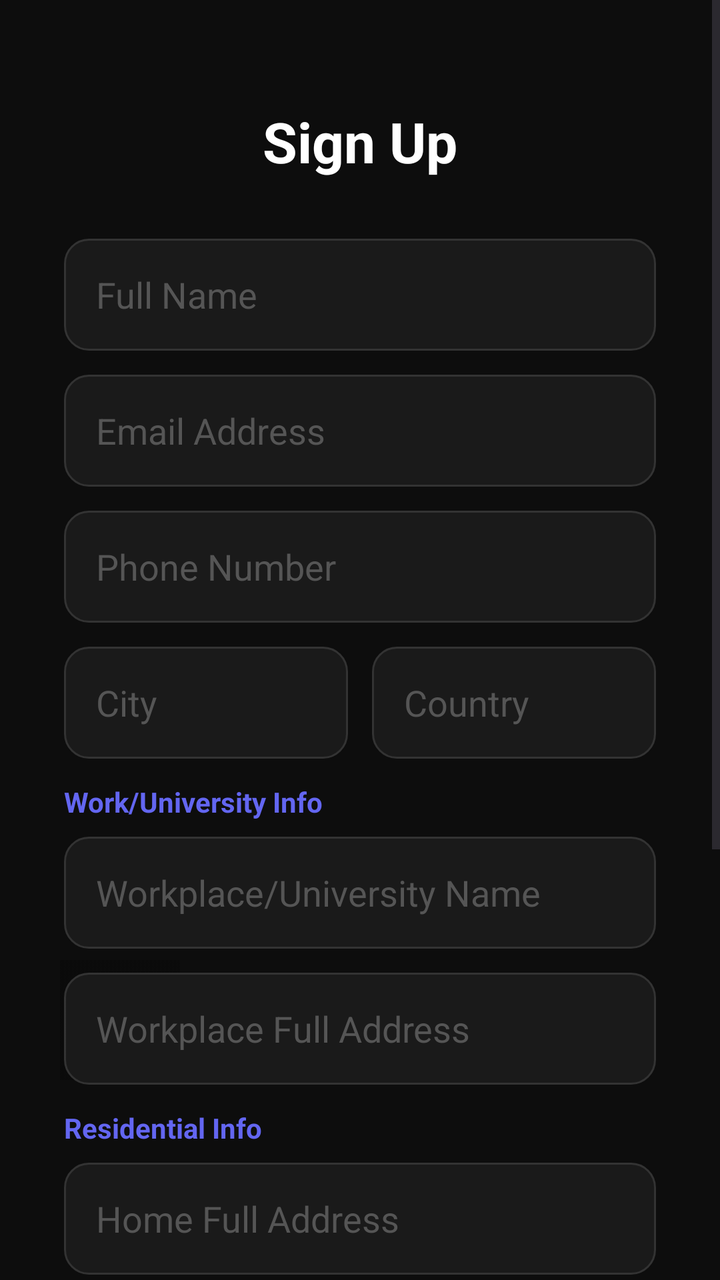
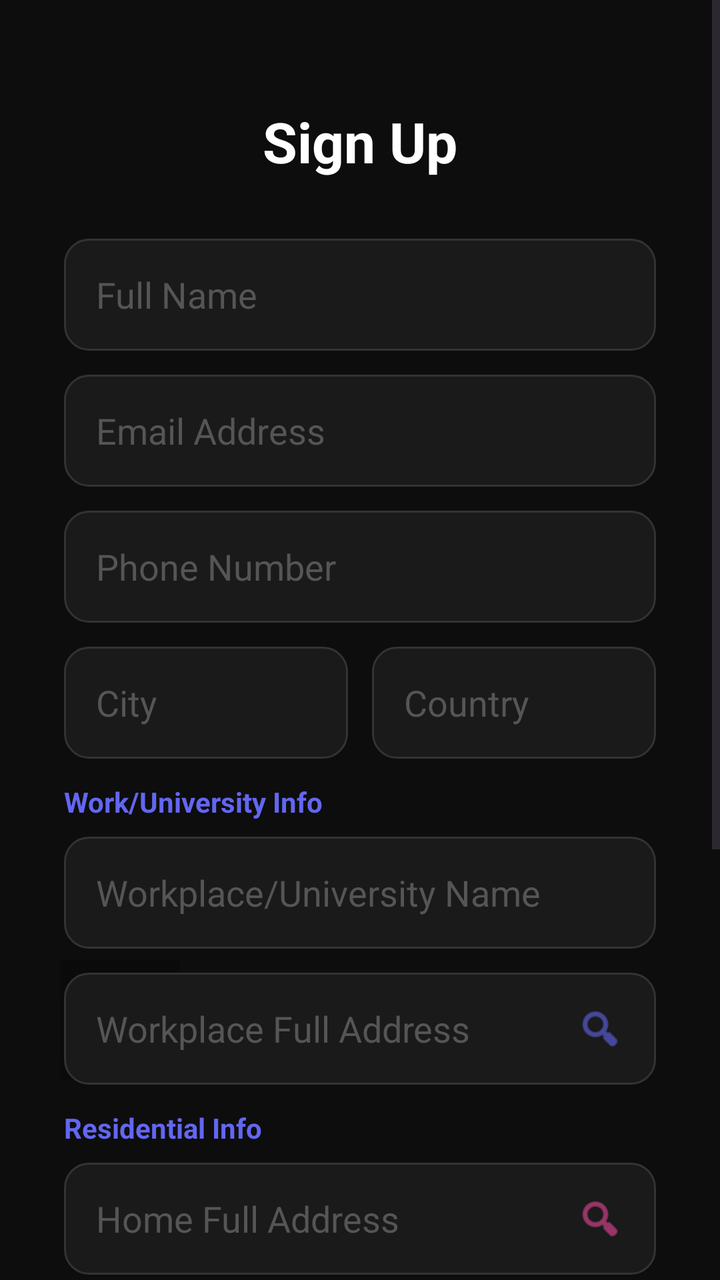

Two renders of the same Android screen: before a commit and after it. Below are the layout's source before the change and the commit's diff.
<!-- AndroidManifest.xml: application theme Theme.Carpoolproject -->
<!-- res/layout/activity_signup.xml -->
<?xml version="1.0" encoding="utf-8"?>
<FrameLayout xmlns:android="http://schemas.android.com/apk/res/android"
    xmlns:app="http://schemas.android.com/apk/res-auto"
    android:layout_width="match_parent"
    android:layout_height="match_parent"
    android:background="@color/background_dark">

    <ImageView
        android:id="@+id/ivAnimatedCar"
        android:layout_width="120dp"
        android:layout_height="60dp"
        android:layout_gravity="bottom"
        android:layout_marginBottom="100dp"
        android:alpha="0.2"
        android:src="@drawable/ic_car_2" />

    <ScrollView
        android:layout_width="match_parent"
        android:layout_height="match_parent"
        android:fillViewport="true">

        <LinearLayout
            android:layout_width="match_parent"
            android:layout_height="wrap_content"
            android:orientation="vertical"
            android:padding="32dp"
            android:gravity="center_horizontal">

            <TextView
                android:layout_width="wrap_content"
                android:layout_height="wrap_content"
                android:text="Sign Up"
                android:textColor="@color/white"
                android:textSize="28sp"
                android:textStyle="bold"
                android:layout_marginTop="20dp"
                android:layout_marginBottom="30dp"/>

            
            <EditText
                android:id="@+id/etName"
                android:layout_width="match_parent"
                android:layout_height="56dp"
                android:background="@drawable/edit_text_bg"
                android:hint="Full Name"
                android:textColorHint="#555555"
                android:textColor="@color/white"
                android:paddingStart="16dp"
                android:paddingEnd="16dp"
                android:inputType="textPersonName"
                android:layout_marginBottom="12dp"/>

            <EditText
                android:id="@+id/etEmail"
                android:layout_width="match_parent"
                android:layout_height="56dp"
                android:background="@drawable/edit_text_bg"
                android:hint="Email Address"
                android:textColorHint="#555555"
                android:textColor="@color/white"
                android:paddingStart="16dp"
                android:paddingEnd="16dp"
                android:inputType="textEmailAddress"
                android:layout_marginBottom="12dp"/>

            <EditText
                android:id="@+id/etPhone"
                android:layout_width="match_parent"
                android:layout_height="56dp"
                android:background="@drawable/edit_text_bg"
                android:hint="Phone Number"
                android:textColorHint="#555555"
                android:textColor="@color/white"
                android:paddingStart="16dp"
                android:paddingEnd="16dp"
                android:inputType="phone"
                android:layout_marginBottom="12dp"/>

            <LinearLayout
                android:layout_width="match_parent"
                android:layout_height="wrap_content"
                android:orientation="horizontal"
                android:layout_marginBottom="12dp">
                <EditText
                    android:id="@+id/etCity"
                    android:layout_width="0dp"
                    android:layout_height="56dp"
                    android:layout_weight="1"
                    android:background="@drawable/edit_text_bg"
                    android:hint="City"
                    android:textColorHint="#555555"
                    android:textColor="@color/white"
                    android:paddingStart="16dp"
                    android:paddingEnd="16dp"
                    android:inputType="text" />
                <View android:layout_width="12dp" android:layout_height="1dp" />
                <EditText
                    android:id="@+id/etCountry"
                    android:layout_width="0dp"
                    android:layout_height="56dp"
                    android:layout_weight="1"
                    android:background="@drawable/edit_text_bg"
                    android:hint="Country"
                    android:textColorHint="#555555"
                    android:textColor="@color/white"
                    android:paddingStart="16dp"
                    android:paddingEnd="16dp"
                    android:inputType="text" />
            </LinearLayout>

            
            <TextView
                android:layout_width="match_parent"
                android:layout_height="wrap_content"
                android:text="Work/University Info"
                android:textColor="@color/primary_vibrant"
                android:textSize="14sp"
                android:textStyle="bold"
                android:layout_marginBottom="8dp"/>

            <EditText
                android:id="@+id/etWorkplace"
                android:layout_width="match_parent"
                android:layout_height="56dp"
                android:background="@drawable/edit_text_bg"
                android:hint="Workplace/University Name"
                android:textColorHint="#555555"
                android:textColor="@color/white"
                android:paddingStart="16dp"
                android:paddingEnd="16dp"
                android:inputType="text"
                android:layout_marginBottom="12dp"/>

            <EditText
                android:id="@+id/etWorkplaceAddress"
                android:layout_width="match_parent"
                android:layout_height="56dp"
                android:background="@drawable/edit_text_bg"
                android:hint="Workplace Full Address"
                android:textColorHint="#555555"
                android:textColor="@color/white"
                android:paddingStart="16dp"
                android:paddingEnd="16dp"
                android:inputType="text"
                android:layout_marginBottom="12dp"/>

            <TextView
                android:layout_width="match_parent"
                android:layout_height="wrap_content"
                android:text="Residential Info"
                android:textColor="@color/primary_vibrant"
                android:textSize="14sp"
                android:textStyle="bold"
                android:layout_marginBottom="8dp"/>

            <EditText
                android:id="@+id/etHomeAddress"
                android:layout_width="match_parent"
                android:layout_height="56dp"
                android:background="@drawable/edit_text_bg"
                android:hint="Home Full Address"
                android:textColorHint="#555555"
                android:textColor="@color/white"
                android:paddingStart="16dp"
                android:paddingEnd="16dp"
                android:inputType="text"
                android:layout_marginBottom="12dp"/>

            <EditText
                android:id="@+id/etPassword"
                android:layout_width="match_parent"
                android:layout_height="56dp"
                android:background="@drawable/edit_text_bg"
                android:hint="Password"
                android:textColorHint="#555555"
                android:textColor="@color/white"
                android:paddingStart="16dp"
                android:paddingEnd="16dp"
                android:inputType="textPassword"
                android:layout_marginBottom="12dp"/>

            <Spinner
                android:id="@+id/spinnerRole"
                android:layout_width="match_parent"
                android:layout_height="56dp"
                android:background="@drawable/edit_text_bg"
                android:layout_marginBottom="24dp"
                android:paddingStart="16dp"
                android:paddingEnd="16dp"
                android:theme="@style/ThemeOverlay.AppCompat.Dark" />

            <TextView
                android:id="@+id/tvRoleLabel"
                android:layout_width="match_parent"
                android:layout_height="wrap_content"
                android:visibility="gone" />

            <Button
                android:id="@+id/btnSignup"
                android:layout_width="match_parent"
                android:layout_height="60dp"
                android:backgroundTint="@color/primary_blue"
                android:text="Create Account"
                android:textAllCaps="false"
                android:textColor="@color/white"
                android:textSize="16sp"
                android:layout_marginBottom="16dp"/>

            <TextView
                android:id="@+id/tvLogin"
                android:layout_width="wrap_content"
                android:layout_height="wrap_content"
                android:text="Already have an account? Login"
                android:textColor="#AAAAAA"
                android:layout_marginBottom="40dp"/>

        </LinearLayout>
    </ScrollView>
</FrameLayout>
<!-- resources referenced by this layout -->
<resources>
  <color name="background_dark">#0D0D0D</color>
  <color name="primary_blue">#6366F1</color>
  <color name="primary_vibrant">#6366F1</color>
  <color name="white">#FFFFFFFF</color>
  <!-- drawable edit_text_bg (drawable) -->
  <?xml version="1.0" encoding="utf-8"?>
  <shape xmlns:android="http://schemas.android.com/apk/res/android">
      <solid android:color="#1A1A1A"/>
      <corners android:radius="12dp"/>
      <stroke android:width="1dp" android:color="#333333"/>
  </shape>
  <!-- drawable ic_car_2: png bitmap (drawable, 81089 bytes) -->
  <style name="Theme.Carpoolproject" parent="Base.Theme.Carpoolproject" />
  <style name="Base.Theme.Carpoolproject" parent="Theme.Material3.DayNight.NoActionBar">
      </style>
</resources>

<!-- the commit's change to res/layout/activity_signup.xml (unified diff, before → after) -->
@@ -15,6 +15,7 @@
         android:src="@drawable/ic_car_2" />
 
     <ScrollView
+        android:id="@+id/signupScrollView"
         android:layout_width="match_parent"
         android:layout_height="match_parent"
         android:fillViewport="true">
@@ -131,18 +132,32 @@
                 android:inputType="text"
                 android:layout_marginBottom="12dp"/>
 
-            <EditText
-                android:id="@+id/etWorkplaceAddress"
-                android:layout_width="match_parent"
-                android:layout_height="56dp"
-                android:background="@drawable/edit_text_bg"
-                android:hint="Workplace Full Address"
-                android:textColorHint="#555555"
-                android:textColor="@color/white"
-                android:paddingStart="16dp"
-                android:paddingEnd="16dp"
-                android:inputType="text"
-                android:layout_marginBottom="12dp"/>
+            <LinearLayout
+                android:layout_width="match_parent"
+                android:layout_height="wrap_content"
+                android:orientation="horizontal"
+                android:gravity="center_vertical"
+                android:background="@drawable/edit_text_bg"
+                android:paddingEnd="16dp"
+                android:layout_marginBottom="12dp">
+                <EditText
+                    android:id="@+id/etWorkplaceAddress"
+                    android:layout_width="0dp"
+                    android:layout_height="56dp"
+                    android:layout_weight="1"
+                    android:background="@android:color/transparent"
+                    android:hint="Workplace Full Address"
+                    android:textColorHint="#555555"
+                    android:textColor="@color/white"
+                    android:paddingStart="16dp"
+                    android:inputType="text" />
+                <ImageView
+                    android:id="@+id/btnSearchWorkLocation"
+                    android:layout_width="24dp"
+                    android:layout_height="24dp"
+                    android:src="@android:drawable/ic_menu_search"
+                    app:tint="@color/primary_blue" />
+            </LinearLayout>
 
             <TextView
                 android:layout_width="match_parent"
@@ -153,18 +168,54 @@
                 android:textStyle="bold"
                 android:layout_marginBottom="8dp"/>
 
-            <EditText
-                android:id="@+id/etHomeAddress"
-                android:layout_width="match_parent"
-                android:layout_height="56dp"
-                android:background="@drawable/edit_text_bg"
-                android:hint="Home Full Address"
-                android:textColorHint="#555555"
-                android:textColor="@color/white"
-                android:paddingStart="16dp"
-                android:paddingEnd="16dp"
-                android:inputType="text"
-                android:layout_marginBottom="12dp"/>
+            <LinearLayout
+                android:layout_width="match_parent"
+                android:layout_height="wrap_content"
+                android:orientation="horizontal"
+                android:gravity="center_vertical"
+                android:background="@drawable/edit_text_bg"
+                android:paddingEnd="16dp"
+                android:layout_marginBottom="12dp">
+                <EditText
+                    android:id="@+id/etHomeAddress"
+                    android:layout_width="0dp"
+                    android:layout_height="56dp"
+                    android:layout_weight="1"
+                    android:background="@android:color/transparent"
+                    android:hint="Home Full Address"
+                    android:textColorHint="#555555"
+                    android:textColor="@color/white"
+                    android:paddingStart="16dp"
+                    android:inputType="text" />
+                <ImageView
+                    android:id="@+id/btnSearchHomeLocation"
+                    android:layout_width="24dp"
+                    android:layout_height="24dp"
+                    android:src="@android:drawable/ic_menu_search"
+                    app:tint="@color/secondary_vibrant" />
+            </LinearLayout>
+
+            <androidx.recyclerview.widget.RecyclerView
+                android:id="@+id/rvSuggestions"
+                android:layout_width="match_parent"
+                android:layout_height="wrap_content"
+                android:layout_marginBottom="12dp"
+                android:visibility="gone" />
+
+            <com.google.android.material.card.MaterialCardView
+                android:id="@+id/cardSignupMap"
+                android:layout_width="match_parent"
+                android:layout_height="200dp"
+                android:layout_marginBottom="12dp"
+                app:cardCornerRadius="12dp"
+                app:strokeColor="#333333"
+                app:strokeWidth="1dp"
+                android:visibility="gone">
+                <com.google.android.gms.maps.MapView
+                    android:id="@+id/signupMapView"
+                    android:layout_width="match_parent"
+                    android:layout_height="match_parent" />
+            </com.google.android.material.card.MaterialCardView>
 
             <EditText
                 android:id="@+id/etPassword"
<!-- resource entries referenced after the edit -->
@@ -3,6 +3,7 @@
   <color name="background_dark">#0D0D0D</color>
   <color name="primary_blue">#6366F1</color>
   <color name="primary_vibrant">#6366F1</color>
+  <color name="secondary_vibrant">#EC4899</color>
   <color name="white">#FFFFFFFF</color>
   <!-- drawable edit_text_bg (drawable) -->
   <?xml version="1.0" encoding="utf-8"?>
